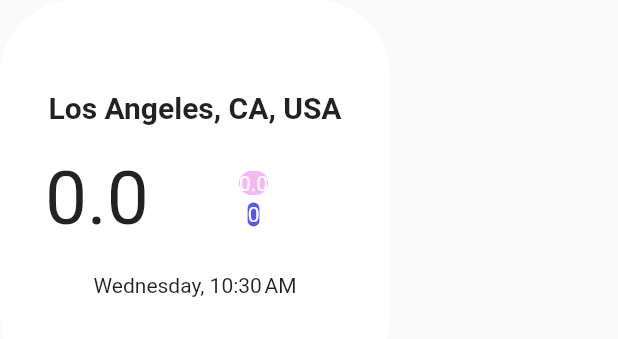
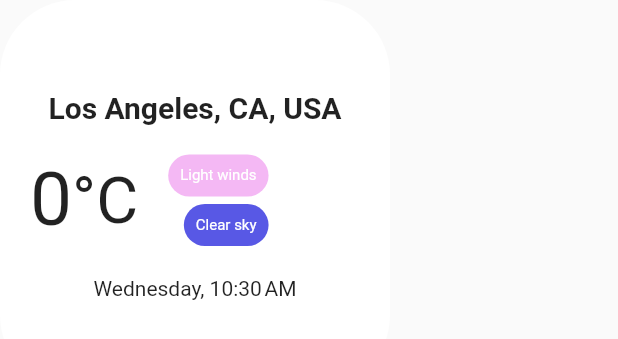
Before and after one commit to Swirastlynn/yet-another-weather-app, a Flutter app: the MainStatsView widget shown alone on an empty page, opened directly with empty values, on a phone screen of 412 x 824 dp. Shown: the top 339 px of the screen. Run offline on Flutter 3.47's test engine with Material 2 defaults, Android fonts, the phone set to English and light mode, and no system bars; our stand-ins replace dio, either_dart, equatable, firebase_core, firebase_crashlytics, flutter_riverpod and 2 more; accounts and stored records are empty; generated files the repository leaves out were written again; network calls fail.

Commit message:
add cloud and wind calculators

```diff
--- /dev/null
+++ b/lib/weather/presentation/current_weather_page_components/cloud_calculator.dart
@@ -0,0 +1,17 @@
+class CloudCalculator {
+  String cloudRating(int cloudiness) {
+    if (cloudiness >= 0 && cloudiness <= 10) {
+      return 'Clear sky';
+    } else if (cloudiness > 10 && cloudiness <= 30) {
+      return 'Partly cloudy';
+    } else if (cloudiness > 30 && cloudiness <= 55) {
+      return 'Moderate cloudy';
+    } else if (cloudiness > 55 && cloudiness <= 80) {
+      return 'Heavy cloudy';
+    } else if (cloudiness > 80) {
+      return 'Overcast';
+    } else {
+      return 'Incorrect data';
+    }
+  }
+}
--- a/lib/weather/presentation/current_weather_page_components/main_stats_view.dart
+++ b/lib/weather/presentation/current_weather_page_components/main_stats_view.dart
@@ -1,11 +1,15 @@
 import 'package:flutter/material.dart';
+import 'package:yet_another_weather_app/weather/presentation/current_weather_page_components/cloud_calculator.dart';
 import 'package:yet_another_weather_app/weather/presentation/current_weather_page_components/date_time_helper.dart';
+import 'package:yet_another_weather_app/weather/presentation/current_weather_page_components/wind_calculator.dart';
 
 class MainStatsView extends StatelessWidget {
   final double? temperature;
   final double? windSpeed;
   final int? cloudiness;
   final DateTimeHelper dateTimeHelper = DateTimeHelper();
+  final WindCalculator windCalculator = WindCalculator();
+  final CloudCalculator cloudCalculator = CloudCalculator();
 
   MainStatsView({
     Key? key,
@@ -39,38 +43,45 @@ class MainStatsView extends StatelessWidget {
           Row(
             children: [
               const SizedBox(
-                width: 30,
+                width: 20,
               ),
               Text(
-                temperature.toString(),
+                temperature?.toStringAsFixed(0) ?? 'empty',
                 style: const TextStyle(fontSize: 50),
               ),
+              const Text(
+                '\u00B0C',
+                style: TextStyle(fontSize: 43),
+              ),
               const SizedBox(
-                width: 60,
+                width: 20,
               ),
               Column(
+                crossAxisAlignment: CrossAxisAlignment.end,
                 children: [
                   Container(
+                    padding: const EdgeInsets.all(8),
                     decoration: BoxDecoration(
                       color: const Color.fromARGB(255, 244, 184, 244),
                       borderRadius: BorderRadius.circular(15),
                     ),
                     child: Text(
-                      windSpeed?.toString() ?? "empty",
-                      style: const TextStyle(color: Colors.white),
+                      windCalculator.windRating(windSpeed ?? -1),
+                      style: const TextStyle(color: Colors.white, fontSize: 10),
                     ),
                   ),
                   const SizedBox(
                     height: 5,
                   ),
                   Container(
+                    padding: const EdgeInsets.all(8),
                     decoration: BoxDecoration(
                       color: const Color.fromARGB(255, 88, 88, 229),
                       borderRadius: BorderRadius.circular(15),
                     ),
                     child: Text(
-                      cloudiness?.toString() ?? "empty",
-                      style: const TextStyle(color: Colors.white),
+                      cloudCalculator.cloudRating(cloudiness ?? -1),
+                      style: const TextStyle(color: Colors.white, fontSize: 10),
                     ),
                   ),
                 ],
--- /dev/null
+++ b/lib/weather/presentation/current_weather_page_components/wind_calculator.dart
@@ -0,0 +1,16 @@
+class WindCalculator {
+
+  String windRating(double windSpeed) {
+    if (windSpeed >= 0 && windSpeed <= 5) {
+      return 'Light winds';
+    } else if (windSpeed > 5 && windSpeed <= 10) {
+      return 'Medium winds';
+    } else if (windSpeed > 10 && windSpeed <= 15) {
+      return 'Strong winds';
+    } else if (windSpeed > 15) {
+      return 'Tornadoooo';
+    } else {
+      return 'Incorrect data';
+    }
+  }
+}
```
